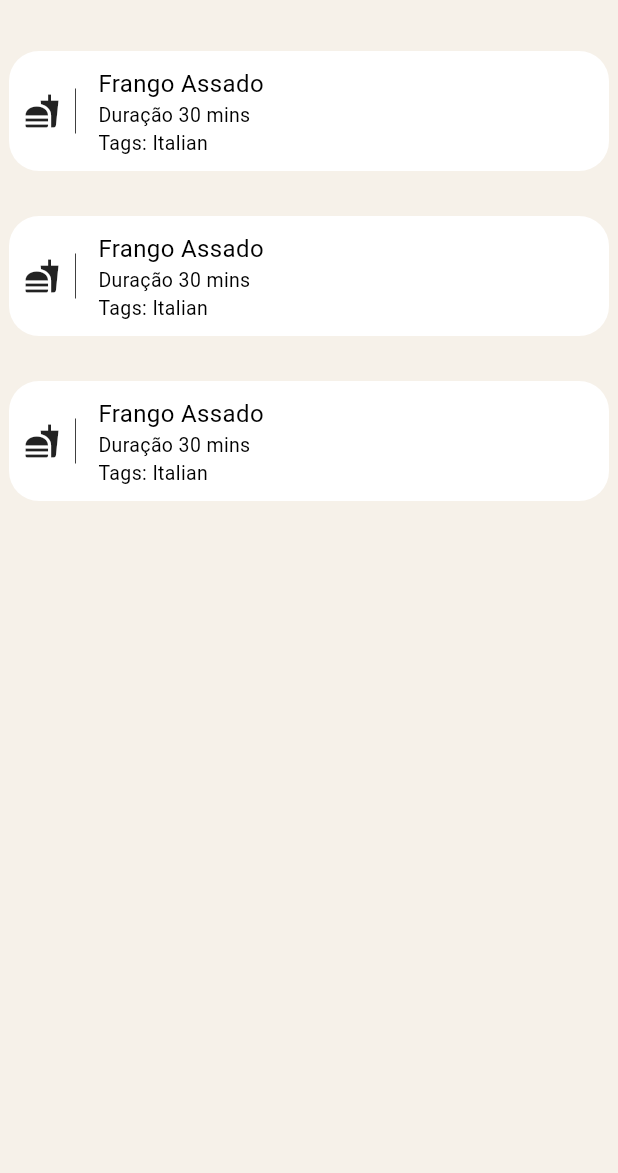
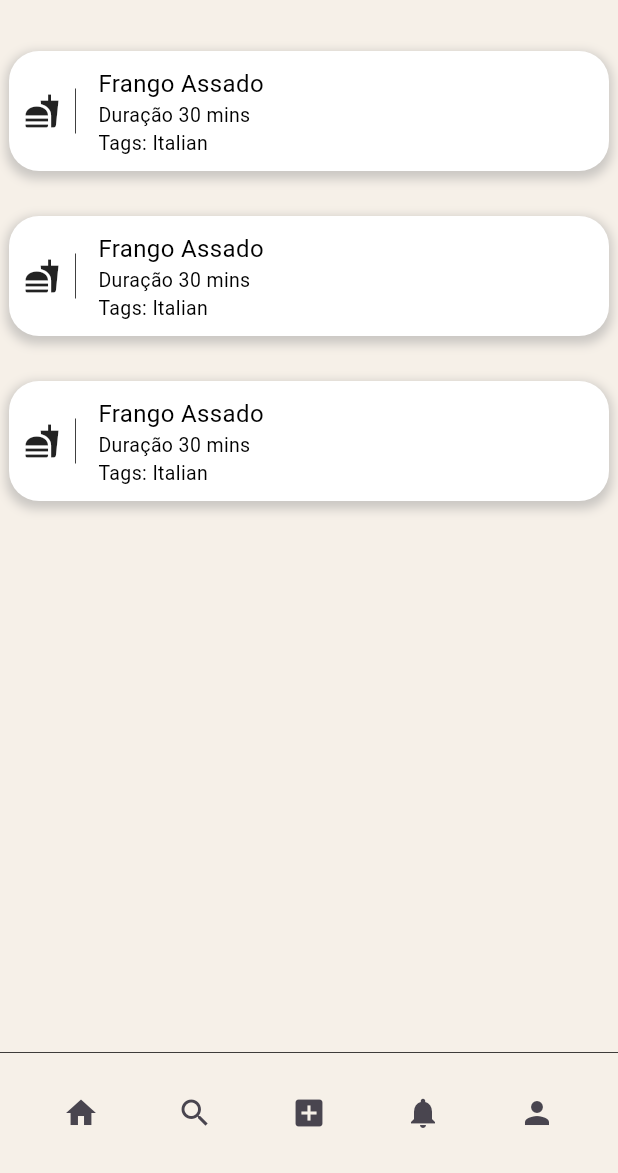
Before and after one commit to GoncaloGingeira/Feast, a Flutter app: the screen it shows after launch, on a phone screen of 412 x 824 dp, the part 63-1236 px from its top. Run offline on Flutter 3.47's test engine with Material 2 defaults, Android fonts, the phone set to English and light mode, and no system bars; project files that could hold a hidden picture were left out.

Commit message:
toolbar v1

```diff
--- a/lib/main.dart
+++ b/lib/main.dart
@@ -13,9 +13,11 @@ class MyApp extends StatelessWidget {
       title: 'Feast',
       theme: ThemeData(
         useMaterial3: true,
-        scaffoldBackgroundColor: const Color(0xFFF6F1E9), // Set the background color
-        appBarTheme: AppBarTheme(
-          backgroundColor: const Color(0xFFF6F1E9), // Set app bar background color
+        scaffoldBackgroundColor: const Color.fromARGB(
+            255, 246, 240, 232), // Set the background color
+        appBarTheme: const AppBarTheme(
+          backgroundColor: Color.fromARGB(
+              255, 246, 240, 232), // Set app bar background color
         ),
         textTheme: const TextTheme(),
       ),
@@ -26,7 +28,7 @@ class MyApp extends StatelessWidget {
 }
 
 class MyHomePage extends StatefulWidget {
-  const MyHomePage({Key? key});
+  const MyHomePage({Key? homekey});
 
   @override
   State<MyHomePage> createState() => _MyHomePageState();
@@ -38,14 +40,14 @@ class _MyHomePageState extends State<MyHomePage> {
     return Scaffold(
       appBar: AppBar(
         centerTitle: true, // Center the title
-        title: Text(
+        title: const Text(
           'Feast', // Display 'Feast' as the app bar title
           style: TextStyle(color: Colors.black),
         ),
       ),
       body: Column(
         children: [
-          SizedBox(height: 20),
+          const SizedBox(height: 20),
           Center(
             child: Container(
               width: 400,
@@ -53,10 +55,18 @@ class _MyHomePageState extends State<MyHomePage> {
               decoration: BoxDecoration(
                 color: Colors.white,
                 borderRadius: BorderRadius.circular(20),
+                boxShadow: [
+                  BoxShadow(
+                    color: Colors.grey.withOpacity(0.5),
+                    spreadRadius: 2,
+                    blurRadius: 5,
+                    offset: const Offset(0, 3), // changes position of shadow
+                  ),
+                ],
               ),
               child: Row(
                 children: [
-                  Padding(
+                  const Padding(
                     padding: EdgeInsets.all(10.0),
                     child: Icon(
                       Icons.fastfood,
@@ -69,68 +79,15 @@ class _MyHomePageState extends State<MyHomePage> {
                       color: Colors.black, // Color of the vertical bar
                     ),
                   ),
-                  SizedBox(width: 15,),
-                  Column(
+                  const SizedBox(
+                    width: 15,
+                  ),
+                  const Column(
                     crossAxisAlignment: CrossAxisAlignment.start,
                     children: [
-                      SizedBox(height: 10,),
-                      Text(
-                        "Frango Assado",
-                        style: TextStyle(
-                          color: Colors.black,
-                          fontSize: 16,
-                        ),
+                      SizedBox(
+                        height: 10,
                       ),
-                      Text(
-                        "Duração 30 mins",
-                        style: TextStyle(
-                          color: Colors.black,
-                          fontSize: 13,
-                        ),
-                      ),
-                      Text(
-                        "Tags: Italian",
-                        style: TextStyle(
-                          color: Colors.black,
-                          fontSize: 13,
-                        ),
-                      ),
-                    ],
-                  ),
-                ],
-              ),
-
-            ),
-          ),
-          SizedBox(height: 30),
-          Center(
-            child: Container(
-              width: 400,
-              height: 80,
-              decoration: BoxDecoration(
-                color: Colors.white,
-                borderRadius: BorderRadius.circular(20),
-              ),
-              child: Row(
-                children: [
-                  Padding(
-                    padding: EdgeInsets.all(10.0),
-                    child: Icon(
-                      Icons.fastfood,
-                    ),
-                  ),
-                  Center(
-                    child: Container(
-                      width: 0.5, // Width of the vertical bar
-                      height: 30, // Height of the vertical bar
-                      color: Colors.black, // Color of the vertical bar
-                    ),
-                  ),
-                  SizedBox(width: 15,),
-                  Column(
-                    crossAxisAlignment: CrossAxisAlignment.start,
-                    children: [
-                      SizedBox(height: 10,),
                       Text(
                         "Frango Assado",
                         style: TextStyle(
@@ -158,7 +115,7 @@ class _MyHomePageState extends State<MyHomePage> {
               ),
             ),
           ),
-          SizedBox(height: 30),
+          const SizedBox(height: 30),
           Center(
             child: Container(
               width: 400,
@@ -166,10 +123,18 @@ class _MyHomePageState extends State<MyHomePage> {
               decoration: BoxDecoration(
                 color: Colors.white,
                 borderRadius: BorderRadius.circular(20),
+                boxShadow: [
+                  BoxShadow(
+                    color: Colors.grey.withOpacity(0.5),
+                    spreadRadius: 2,
+                    blurRadius: 5,
+                    offset: const Offset(0, 3), // changes position of shadow
+                  ),
+                ],
               ),
               child: Row(
                 children: [
-                  Padding(
+                  const Padding(
                     padding: EdgeInsets.all(10.0),
                     child: Icon(
                       Icons.fastfood,
@@ -182,11 +147,83 @@ class _MyHomePageState extends State<MyHomePage> {
                       color: Colors.black, // Color of the vertical bar
                     ),
                   ),
-                  SizedBox(width: 15,),
-                  Column(
+                  const SizedBox(
+                    width: 15,
+                  ),
+                  const Column(
                     crossAxisAlignment: CrossAxisAlignment.start,
                     children: [
-                      SizedBox(height: 10,),
+                      SizedBox(
+                        height: 10,
+                      ),
+                      Text(
+                        "Frango Assado",
+                        style: TextStyle(
+                          color: Colors.black,
+                          fontSize: 16,
+                        ),
+                      ),
+                      Text(
+                        "Duração 30 mins",
+                        style: TextStyle(
+                          color: Colors.black,
+                          fontSize: 13,
+                        ),
+                      ),
+                      Text(
+                        "Tags: Italian",
+                        style: TextStyle(
+                          color: Colors.black,
+                          fontSize: 13,
+                        ),
+                      ),
+                    ],
+                  ),
+                ],
+              ),
+            ),
+          ),
+          const SizedBox(height: 30),
+          Center(
+            child: Container(
+              width: 400,
+              height: 80,
+              decoration: BoxDecoration(
+                color: Colors.white,
+                borderRadius: BorderRadius.circular(20),
+                boxShadow: [
+                  BoxShadow(
+                    color: Colors.grey.withOpacity(0.5),
+                    spreadRadius: 2,
+                    blurRadius: 5,
+                    offset: const Offset(0, 3), // changes position of shadow
+                  ),
+                ],
+              ),
+              child: Row(
+                children: [
+                  const Padding(
+                    padding: EdgeInsets.all(10.0),
+                    child: Icon(
+                      Icons.fastfood,
+                    ),
+                  ),
+                  Center(
+                    child: Container(
+                      width: 0.5, // Width of the vertical bar
+                      height: 30, // Height of the vertical bar
+                      color: Colors.black, // Color of the vertical bar
+                    ),
+                  ),
+                  const SizedBox(
+                    width: 15,
+                  ),
+                  const Column(
+                    crossAxisAlignment: CrossAxisAlignment.start,
+                    children: [
+                      SizedBox(
+                        height: 10,
+                      ),
                       Text(
                         "Frango Assado",
                         style: TextStyle(
@@ -216,6 +253,45 @@ class _MyHomePageState extends State<MyHomePage> {
           ),
         ],
       ),
+      bottomNavigationBar: Container(
+        decoration: const BoxDecoration(
+          border: Border(
+            top: BorderSide(
+              color: Colors.black,
+              width: 0.5,
+            ),
+          ),
+        ),
+        child: BottomAppBar(
+          color: const Color.fromARGB(
+              255, 246, 240, 232), // set the color of the BottomAppBar to blue
+          child: Row(
+            mainAxisAlignment: MainAxisAlignment.spaceAround,
+            children: [
+              IconButton(
+                onPressed: () {},
+                icon: const Icon(Icons.home),
+              ), //HomeButton
+              IconButton(
+                onPressed: () {},
+                icon: const Icon(Icons.search),
+              ), //SearchButton
+              IconButton(
+                onPressed: () {},
+                icon: const Icon(Icons.add_box),
+              ), //PostButton
+              IconButton(
+                onPressed: () {},
+                icon: const Icon(Icons.notifications),
+              ), //NotifButton
+              IconButton(
+                onPressed: () {},
+                icon: const Icon(Icons.person),
+              ), //ProfileButton
+            ],
+          ),
+        ),
+      ),
     );
   }
 }
```
